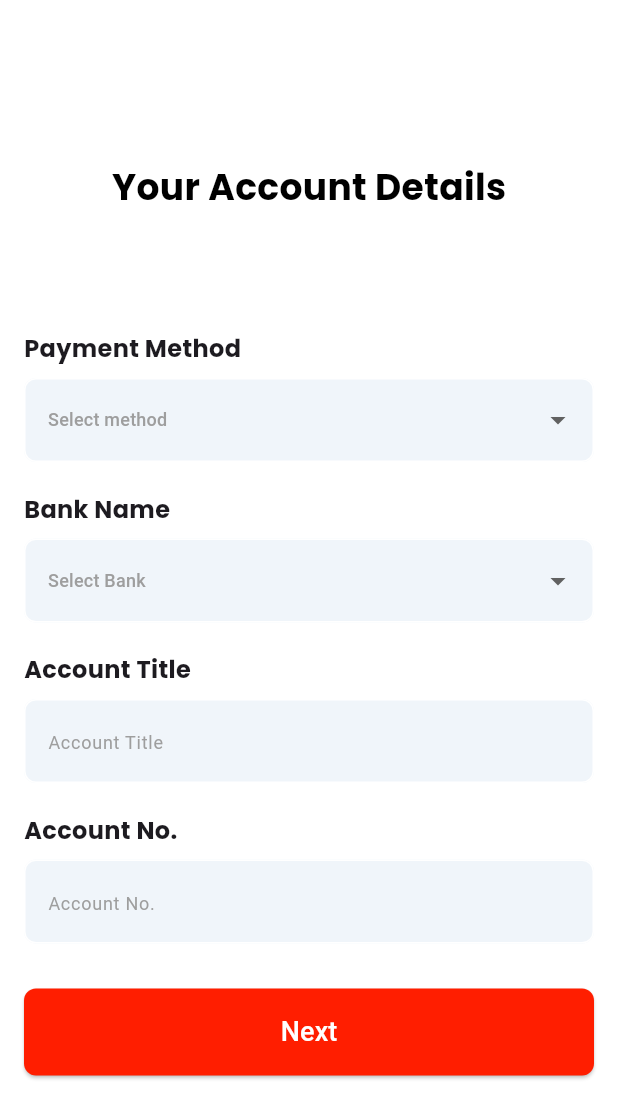
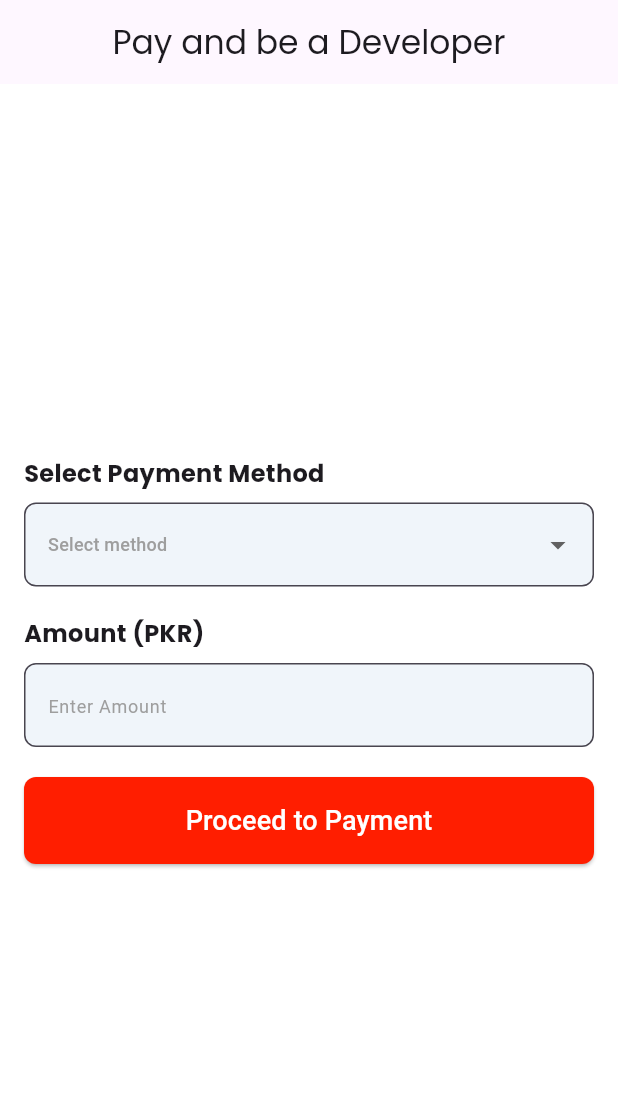
Before and after one commit to Xup-Studios/Xup-studio, a Flutter app: the screen it shows after launch, on a phone screen of 412 x 824 dp. Shown: the top 1118 px of the screen. Run offline on Flutter 3.47's test engine with Material 3 defaults, Android fonts, the phone set to English and light mode, and no system bars; our stand-ins replace avatar_glow, cloud_firestore, convex_bottom_bar, dio, file_picker, firebase_auth and 10 more; missing offline and left inert: android_intent_plus, dart:js_interop; accounts and stored records are empty.

Commit message:
Rameez third Commit

```diff
--- a/lib/main.dart
+++ b/lib/main.dart
@@ -1,6 +1,7 @@
 import 'package:firebase_core/firebase_core.dart';
 import 'package:flutter/material.dart';
 import 'package:xupstore/firebase_options.dart';
+import 'package:xupstore/views/Developer/dev_payment.dart';
 import 'package:xupstore/views/Developer/dev_profile.dart';
 import 'package:xupstore/views/Developer/payment_method.dart';
 import 'package:xupstore/views/dashboard.dart';
@@ -22,7 +23,7 @@ class MyApp extends StatelessWidget {
   Widget build(BuildContext context) {
     return MaterialApp(
       debugShowCheckedModeBanner: false,
-      home: PaymentDetailsPage(),
+      home: PaymentAccessScreen(),
     );
   }
 }
--- /dev/null
+++ b/lib/views/Developer/dev_payment.dart
@@ -0,0 +1,239 @@
+import 'package:flutter/material.dart';
+import 'package:google_fonts/google_fonts.dart'; // Import Google Fonts
+import 'package:xupstore/consts/forward_buttons.dart';
+import '../../consts/themes.dart';
+
+class PaymentAccessScreen extends StatefulWidget {
+  @override
+  _PaymentAccessScreenState createState() => _PaymentAccessScreenState();
+}
+
+class _PaymentAccessScreenState extends State<PaymentAccessScreen> {
+  String? selectedPaymentMethod;
+  final GlobalKey<FormState> _formKey = GlobalKey<FormState>();
+  final TextEditingController cardNumberController = TextEditingController();
+  final TextEditingController expiryDateController = TextEditingController();
+  final TextEditingController cvvController = TextEditingController();
+  final TextEditingController amountController = TextEditingController();
+
+  @override
+  Widget build(BuildContext context) {
+    return Scaffold(
+      backgroundColor: Colors.white,
+      appBar: AppBar(
+        title: Text('Pay and be a Developer', style: GoogleFonts.poppins()),
+        centerTitle: true,
+      ),
+      body: Center(
+        child: Padding(
+          padding: const EdgeInsets.all(16.0),
+          child: Form(
+            key: _formKey,
+            child: SingleChildScrollView(
+              child: Column(
+                crossAxisAlignment: CrossAxisAlignment.start,
+                children: [
+                  // Payment Method Label
+                  Text(
+                    'Select Payment Method',
+                    style: GoogleFonts.poppins(
+                        fontSize: 16, fontWeight: FontWeight.bold),
+                  ),
+                  SizedBox(height: 8),
+
+                  // Payment Method Dropdown
+                  DropdownButtonFormField<String>(
+                    decoration: InputDecoration(
+                      filled: true,
+                      fillColor: textboxcolor,
+                      border: OutlineInputBorder(
+                        borderRadius: BorderRadius.circular(8),
+                        borderSide: BorderSide(color: Colors.grey),
+                      ),
+                    ),
+                    hint: Text(
+                      'Select method',
+                      style: TextStyle(color: Colors.grey[500], fontSize: 12),
+                    ),
+                    items: ['Card', 'EasyPaisa']
+                        .map((method) => DropdownMenuItem(
+                              value: method,
+                              child: Text(method),
+                            ))
+                        .toList(),
+                    onChanged: (value) {
+                      setState(() {
+                        selectedPaymentMethod = value;
+                      });
+                    },
+                    validator: (value) {
+                      if (value == null) {
+                        return 'Please select a payment method';
+                      }
+                      return null;
+                    },
+                  ),
+                  SizedBox(height: 20),
+
+                  // Amount Input
+                  Text(
+                    'Amount (PKR)',
+                    style: GoogleFonts.poppins(
+                        fontSize: 16, fontWeight: FontWeight.bold),
+                  ),
+                  SizedBox(height: 8),
+                  TextFormField(
+                    controller: amountController,
+                    decoration: InputDecoration(
+                      hintText: 'Enter Amount',
+                      hintStyle:
+                          TextStyle(color: Colors.grey[500], fontSize: 12),
+                      filled: true,
+                      fillColor: textboxcolor,
+                      border: OutlineInputBorder(
+                        borderRadius: BorderRadius.circular(8),
+                        borderSide: BorderSide(color: Colors.grey),
+                      ),
+                    ),
+                    keyboardType: TextInputType.number,
+                    validator: (value) {
+                      if (value == null || value.isEmpty) {
+                        return 'Please enter an amount';
+                      }
+                      return null;
+                    },
+                  ),
+                  SizedBox(height: 20),
+
+                  // Card Number Input
+                  if (selectedPaymentMethod == 'Card') ...[
+                    Text(
+                      'Card Number',
+                      style: GoogleFonts.poppins(
+                          fontSize: 16, fontWeight: FontWeight.bold),
+                    ),
+                    SizedBox(height: 8),
+                    TextFormField(
+                      controller: cardNumberController,
+                      decoration: InputDecoration(
+                        hintText: 'Enter your card number',
+                        hintStyle:
+                            TextStyle(color: Colors.grey[500], fontSize: 12),
+                        filled: true,
+                        fillColor: textboxcolor,
+                        border: OutlineInputBorder(
+                          borderRadius: BorderRadius.circular(8),
+                          borderSide: BorderSide(color: Colors.grey),
+                        ),
+                      ),
+                      keyboardType: TextInputType.number,
+                      validator: (value) {
+                        if (value == null || value.isEmpty) {
+                          return 'Please enter your card number';
+                        }
+                        return null;
+                      },
+                    ),
+                    SizedBox(height: 20),
+
+                    // Expiry Date Input
+                    Text(
+                      'Expiry Date (MM/YY)',
+                      style: GoogleFonts.poppins(
+                          fontSize: 16, fontWeight: FontWeight.bold),
+                    ),
+                    SizedBox(height: 8),
+                    TextFormField(
+                      controller: expiryDateController,
+                      decoration: InputDecoration(
+                        hintText: 'MM/YY',
+                        hintStyle:
+                            TextStyle(color: Colors.grey[500], fontSize: 12),
+                        filled: true,
+                        fillColor: textboxcolor,
+                        border: OutlineInputBorder(
+                          borderRadius: BorderRadius.circular(8),
+                          borderSide: BorderSide(color: Colors.grey),
+                        ),
+                      ),
+                      keyboardType: TextInputType.datetime,
+                      validator: (value) {
+                        if (value == null || value.isEmpty) {
+                          return 'Please enter expiry date';
+                        }
+                        return null;
+                      },
+                    ),
+                    SizedBox(height: 20),
+
+                    // CVV Input
+                    Text(
+                      'CVV',
+                      style: GoogleFonts.poppins(
+                          fontSize: 16, fontWeight: FontWeight.bold),
+                    ),
+                    SizedBox(height: 8),
+                    TextFormField(
+                      controller: cvvController,
+                      decoration: InputDecoration(
+                        hintText: 'Enter CVV',
+                        hintStyle:
+                            TextStyle(color: Colors.grey[500], fontSize: 12),
+                        filled: true,
+                        fillColor: textboxcolor,
+                        border: OutlineInputBorder(
+                          borderRadius: BorderRadius.circular(8),
+                          borderSide: BorderSide(color: Colors.grey),
+                        ),
+                      ),
+                      keyboardType: TextInputType.number,
+                      validator: (value) {
+                        if (value == null || value.isEmpty) {
+                          return 'Please enter your CVV';
+                        }
+                        return null;
+                      },
+                    ),
+                    SizedBox(height: 20),
+                  ],
+
+                  // Submit Button
+                  Center(
+                    child: CustomButton(
+                      text: 'Proceed to Payment',
+                      onPressed: () {
+                        if (_formKey.currentState?.validate() ?? false) {
+                          // Handle payment processing here
+                          showDialog(
+                            context: context,
+                            builder: (context) {
+                              return AlertDialog(
+                                title: Text('Payment Successful'),
+                                content: Text(
+                                    'Thank you for your payment! You now have access to upload your games.'),
+                                actions: [
+                                  TextButton(
+                                    child: Text('OK'),
+                                    onPressed: () {
+                                      Navigator.pop(context);
+                                      // Navigate to the game upload screen
+                                      // Navigator.push(context, MaterialPageRoute(builder: (context) => GameUploadScreen()));
+                                    },
+                                  ),
+                                ],
+                              );
+                            },
+                          );
+                        }
+                      },
+                    ),
+                  ),
+                ],
+              ),
+            ),
+          ),
+        ),
+      ),
+    );
+  }
+}
```
